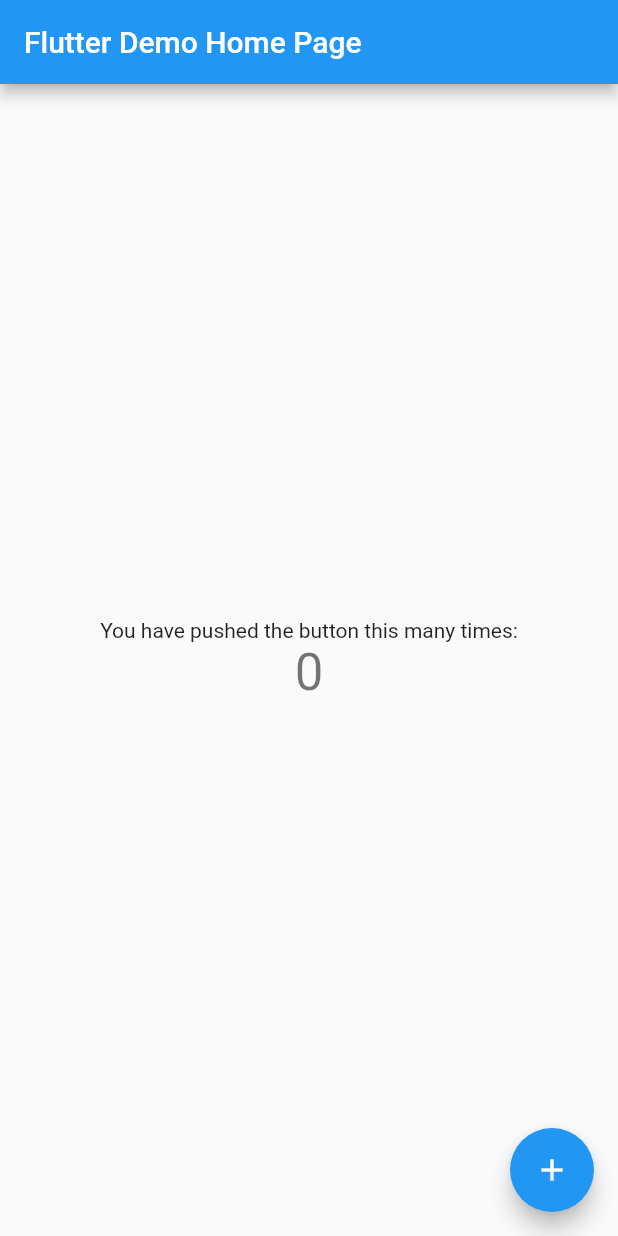
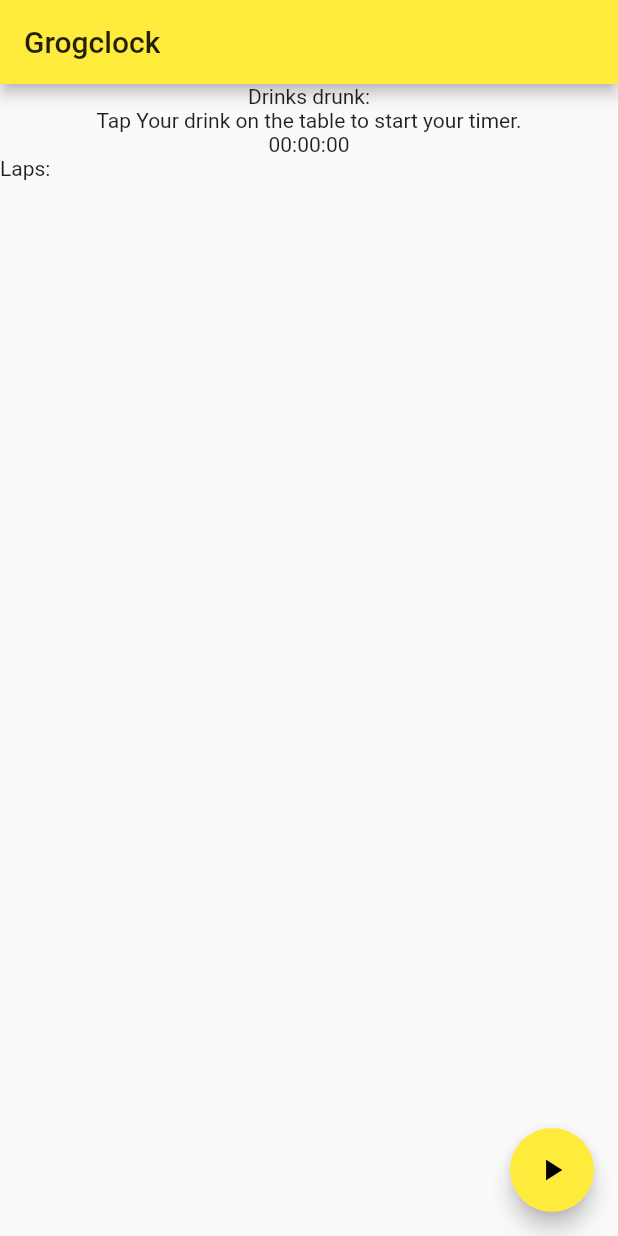
Before and after one commit to fred441a/GrogClock, a Flutter app: the screen it shows after launch, on a phone screen of 412 x 824 dp. Run offline on Flutter 3.47's test engine with Material 2 defaults, Android fonts, the phone set to English and light mode, and no system bars; our stand-ins replace sensors.

Commit message:
Functinality Finished

```diff
--- /dev/null
+++ b/lib/Timer.dart
@@ -0,0 +1,93 @@
+import 'dart:async';
+
+import 'package:flutter/material.dart';
+
+String formatTime(int milliseconds) {
+  var secs = milliseconds ~/ 1000;
+  var hours = (secs ~/ 3600).toString().padLeft(2, '0');
+  var minutes = ((secs % 3600) ~/ 60).toString().padLeft(2, '0');
+  var seconds = (secs % 60).toString().padLeft(2, '0');
+  var millisecs = (milliseconds % 60).toString().padLeft(2, '0');
+
+  return "$minutes:$seconds:$millisecs";
+}
+
+class StopwatchPage extends StatefulWidget {
+  Stopwatch _stopwatch;
+  List<String> _laps = ["Laps:"];
+  Timer _timer;
+  String _timeStr = "00:00:00";
+
+  void handleStartStop() {
+    if (_stopwatch.isRunning) {
+      stop();
+    } else {
+      start();
+    }
+  }
+
+  void start() {
+    _stopwatch.start();
+  }
+
+  void stop() {
+    _stopwatch.stop();
+    if (_laps.last != "Laps:") {
+      _timeStr = _laps.last;
+    }
+  }
+
+  void reset(){
+    _stopwatch.reset();
+    _laps = ["Laps:"];
+    _timeStr = "00:00:00";
+  }
+
+  String lap() {
+    _laps.add(formatTime(_stopwatch.elapsedMilliseconds));
+    return formatTime(_stopwatch.elapsedMilliseconds);
+  }
+
+  @override
+  _StopwatchPageState createState() => _StopwatchPageState();
+}
+
+class _StopwatchPageState extends State<StopwatchPage> {
+  @override
+  void initState() {
+    super.initState();
+    widget._stopwatch = Stopwatch();
+    widget._timer = new Timer.periodic(new Duration(milliseconds: 30), (timer) {
+      setState(() {
+        if (widget._stopwatch.isRunning) {
+          widget._timeStr = formatTime(widget._stopwatch.elapsedMilliseconds);
+        }
+      });
+    });
+  }
+
+  @override
+  void dispose() {
+    widget._timer.cancel();
+    super.dispose();
+  }
+
+  @override
+  Widget build(BuildContext context) {
+    return Column(
+      children: [
+        Text(widget._timeStr),
+        Container(
+          height: 200,
+          child: ListView.builder(
+            scrollDirection: Axis.vertical,
+            itemCount: widget._laps.length,
+            itemBuilder: (BuildContext context, int i) {
+              return Text(widget._laps[i]);
+            },
+          ),
+        ),
+      ],
+    );
+  }
+}
--- a/lib/main.dart
+++ b/lib/main.dart
@@ -1,47 +1,31 @@
+import 'dart:async';
+import 'dart:math';
+
 import 'package:flutter/material.dart';
+import 'BeerTrigger.dart';
+import 'Timer.dart';
+
+//globals
+beerSmash beerListnerClass;
 
 void main() {
   runApp(MyApp());
+  beerListnerClass = new beerSmash();
 }
 
 class MyApp extends StatelessWidget {
-  // This widget is the root of your application.
   @override
   Widget build(BuildContext context) {
     return MaterialApp(
-      title: 'Flutter Demo',
-      theme: ThemeData(
-        // This is the theme of your application.
-        //
-        // Try running your application with "flutter run". You'll see the
-        // application has a blue toolbar. Then, without quitting the app, try
-        // changing the primarySwatch below to Colors.green and then invoke
-        // "hot reload" (press "r" in the console where you ran "flutter run",
-        // or simply save your changes to "hot reload" in a Flutter IDE).
-        // Notice that the counter didn't reset back to zero; the application
-        // is not restarted.
-        primarySwatch: Colors.blue,
-        // This makes the visual density adapt to the platform that you run
-        // the app on. For desktop platforms, the controls will be smaller and
-        // closer together (more dense) than on mobile platforms.
-        visualDensity: VisualDensity.adaptivePlatformDensity,
-      ),
-      home: MyHomePage(title: 'Flutter Demo Home Page'),
+      title: 'GrogClock',
+      theme: ThemeData(primarySwatch: Colors.yellow),
+      home: MyHomePage(title: 'Grogclock'),
     );
   }
 }
 
 class MyHomePage extends StatefulWidget {
   MyHomePage({Key key, this.title}) : super(key: key);
-
-  // This widget is the home page of your application. It is stateful, meaning
-  // that it has a State object (defined below) that contains fields that affect
-  // how it looks.
-
-  // This class is the configuration for the state. It holds the values (in this
-  // case the title) provided by the parent (in this case the App widget) and
-  // used by the build method of the State. Fields in a Widget subclass are
-  // always marked "final".
 
   final String title;
 
@@ -50,68 +34,102 @@ class MyHomePage extends StatefulWidget {
 }
 
 class _MyHomePageState extends State<MyHomePage> {
-  int _counter = 0;
+  int _counter = -1;
+  bool flipflop = true;
 
-  void _incrementCounter() {
+  var streamSubscription;
+
+  Widget Counter() {
+    if (_counter == -1) {
+      return Text("Tap Your drink on the table to start your timer.");
+    } else {
+      return Text("$_counter");
+    }
+  }
+
+  StopwatchPage stopWatch = new StopwatchPage();
+
+  @override
+  Widget build(BuildContext context) {
+    return new Scaffold(
+        appBar: AppBar(
+          title: Text(widget.title),
+        ),
+        body: Center(
+          child: Column(
+            children: [Text("Drinks drunk:"), Counter(), stopWatch],
+          ),
+        ),
+        floatingActionButton: StartStopButton(
+          onPressed: () {
+            if (flipflop) {
+              setState(() {
+                stopWatch.reset();
+                _counter = -1;
+              });
+              streamSubscription =
+                  beerListnerClass.tableTrigger.stream.listen((event) {
+                if (event) {
+                  setState(() {
+                    if (_counter == -1) {
+                      stopWatch.start();
+                    } else {
+                      stopWatch.lap();
+                    }
+                    _counter++;
+                  });
+                }
+              });
+              flipflop = false;
+            } else {
+              stopWatch.stop();
+              streamSubscription.cancel();
+              flipflop = true;
+            }
+          },
+        ));
+  }
+}
+
+class StartStopButton extends StatefulWidget {
+  StartStopButton({
+    Key,
+    key,
+    this.onPressed,
+  }) : super(key: key);
+
+  VoidCallback onPressed;
+
+  @override
+  _StartStopButtonState createState() => _StartStopButtonState();
+}
+
+class _StartStopButtonState extends State<StartStopButton> {
+  bool fabIcon = true;
+  Widget fab = Icon(Icons.play_arrow);
+
+  void fabIconSwitcher() {
     setState(() {
-      // This call to setState tells the Flutter framework that something has
-      // changed in this State, which causes it to rerun the build method below
-      // so that the display can reflect the updated values. If we changed
-      // _counter without calling setState(), then the build method would not be
-      // called again, and so nothing would appear to happen.
-      _counter++;
+      if (fabIcon) {
+        fab = Icon(
+          Icons.stop,
+        );
+        fabIcon = false;
+      } else {
+        fab = Icon(Icons.play_arrow);
+        fabIcon = true;
+      }
     });
   }
 
   @override
   Widget build(BuildContext context) {
-    // This method is rerun every time setState is called, for instance as done
-    // by the _incrementCounter method above.
-    //
-    // The Flutter framework has been optimized to make rerunning build methods
-    // fast, so that you can just rebuild anything that needs updating rather
-    // than having to individually change instances of widgets.
-    return Scaffold(
-      appBar: AppBar(
-        // Here we take the value from the MyHomePage object that was created by
-        // the App.build method, and use it to set our appbar title.
-        title: Text(widget.title),
-      ),
-      body: Center(
-        // Center is a layout widget. It takes a single child and positions it
-        // in the middle of the parent.
-        child: Column(
-          // Column is also a layout widget. It takes a list of children and
-          // arranges them vertically. By default, it sizes itself to fit its
-          // children horizontally, and tries to be as tall as its parent.
-          //
-          // Invoke "debug painting" (press "p" in the console, choose the
-          // "Toggle Debug Paint" action from the Flutter Inspector in Android
-          // Studio, or the "Toggle Debug Paint" command in Visual Studio Code)
-          // to see the wireframe for each widget.
-          //
-          // Column has various properties to control how it sizes itself and
-          // how it positions its children. Here we use mainAxisAlignment to
-          // center the children vertically; the main axis here is the vertical
-          // axis because Columns are vertical (the cross axis would be
-          // horizontal).
-          mainAxisAlignment: MainAxisAlignment.center,
-          children: <Widget>[
-            Text(
-              'You have pushed the button this many times:',
-            ),
-            Text(
-              '$_counter',
-              style: Theme.of(context).textTheme.headline4,
-            ),
-          ],
-        ),
-      ),
-      floatingActionButton: FloatingActionButton(
-        onPressed: _incrementCounter,
-        tooltip: 'Increment',
-        child: Icon(Icons.add),
-      ), // This trailing comma makes auto-formatting nicer for build methods.
+    return FloatingActionButton(
+      onPressed: () {
+        fabIconSwitcher();
+        widget.onPressed();
+      },
+      child: fab,
     );
   }
 }
--- a/pubspec.yaml
+++ b/pubspec.yaml
@@ -21,6 +21,7 @@ environment:
   sdk: ">=2.7.0 <3.0.0"
 
 dependencies:
+  sensors: ^0.4.2+6
   flutter:
     sdk: flutter
 
```
Also changed, not shown: lib/BeerTrigger.dart (added, +41 -0 lines), pubspec.lock, 1 other file.
